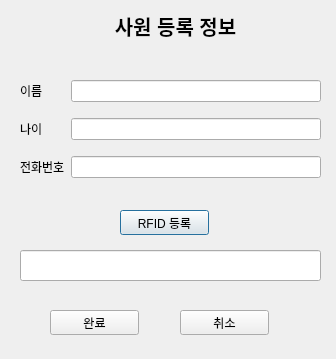
Old version of the form attendance_manage/dialog_staff_form.ui in the repository Jeho0216/attendance_manage_project.
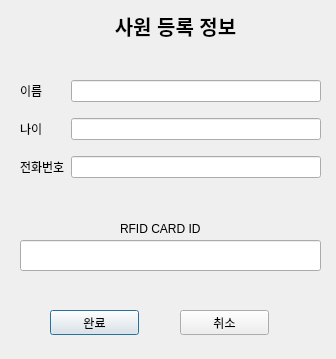
New version of the form.

Commit message: Remove RFID tag message Boxes.

What changed in the file:
```diff
--- a/attendance_manage/dialog_staff_form.ui
+++ b/attendance_manage/dialog_staff_form.ui
@@ -82,25 +82,12 @@
    <property name="geometry">
     <rect>
      <x>20</x>
-     <y>250</y>
+     <y>240</y>
      <width>301</width>
      <height>31</height>
     </rect>
    </property>
   </widget>
-  <widget class="QPushButton" name="pushButton_card">
-   <property name="geometry">
-    <rect>
-     <x>120</x>
-     <y>210</y>
-     <width>89</width>
-     <height>25</height>
-    </rect>
-   </property>
-   <property name="text">
-    <string>RFID 등록</string>
-   </property>
-  </widget>
   <widget class="QPushButton" name="pushButton_accept">
    <property name="geometry">
     <rect>
@@ -127,6 +114,19 @@
     <string>취소</string>
    </property>
   </widget>
+  <widget class="QLabel" name="label_5">
+   <property name="geometry">
+    <rect>
+     <x>120</x>
+     <y>220</y>
+     <width>101</width>
+     <height>17</height>
+    </rect>
+   </property>
+   <property name="text">
+    <string>RFID CARD ID</string>
+   </property>
+  </widget>
  </widget>
  <resources/>
  <connections/>
```
The commit also changes 8 other files.
